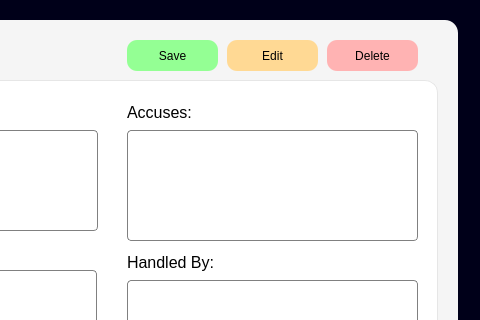
Before: the Qt Designer form uifiles/infocomplaintui.ui in mustafamclngn/CCC151-ComplaSys, drawn with Qt 5; both pictures show x 723 to 1203 and y 0 to 320 of the 1203 by 506 pixel window.
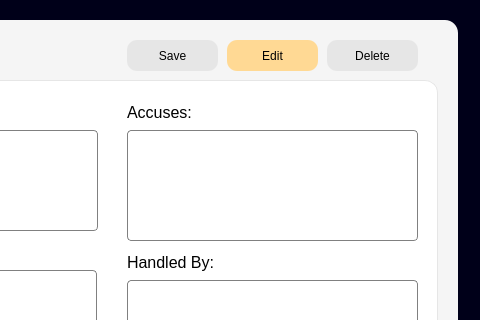
After: the same form once the commit is applied. Icons and pictures are not drawn.

Commit message: new ui converted grey buttons

What changed in the file:
```diff
--- a/uifiles/infocomplaintui.ui
+++ b/uifiles/infocomplaintui.ui
@@ -508,7 +508,7 @@
      </font>
     </property>
     <property name="styleSheet">
-     <string notr="true">background-color: rgb(148, 255, 148);
+     <string notr="true">background-color: rgb(230, 230, 230);
 border-radius: 10px;
 color: black;</string>
     </property>
@@ -562,7 +562,7 @@
      </font>
     </property>
     <property name="styleSheet">
-     <string notr="true">background-color: rgb(255, 179, 179);
+     <string notr="true">background-color: rgb(230, 230, 230);
 border-radius: 10px;
 color: black;</string>
     </property>
```
The commit also changes 3 other files.
